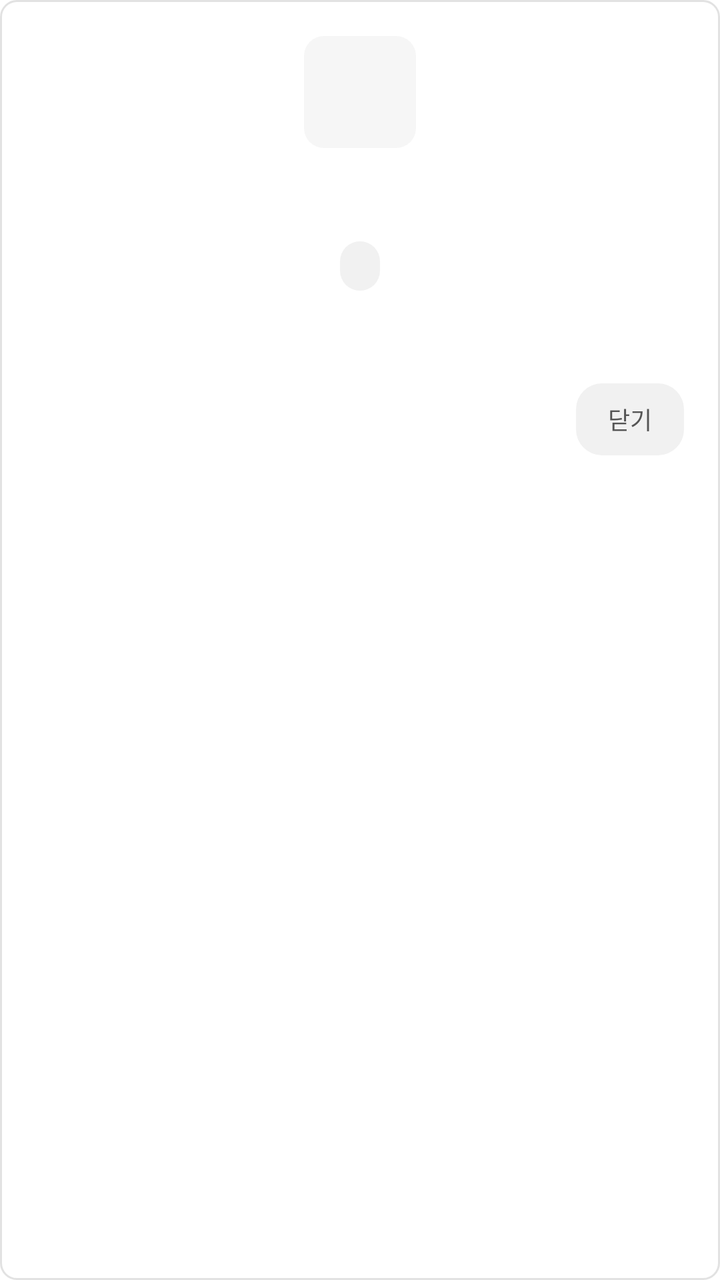
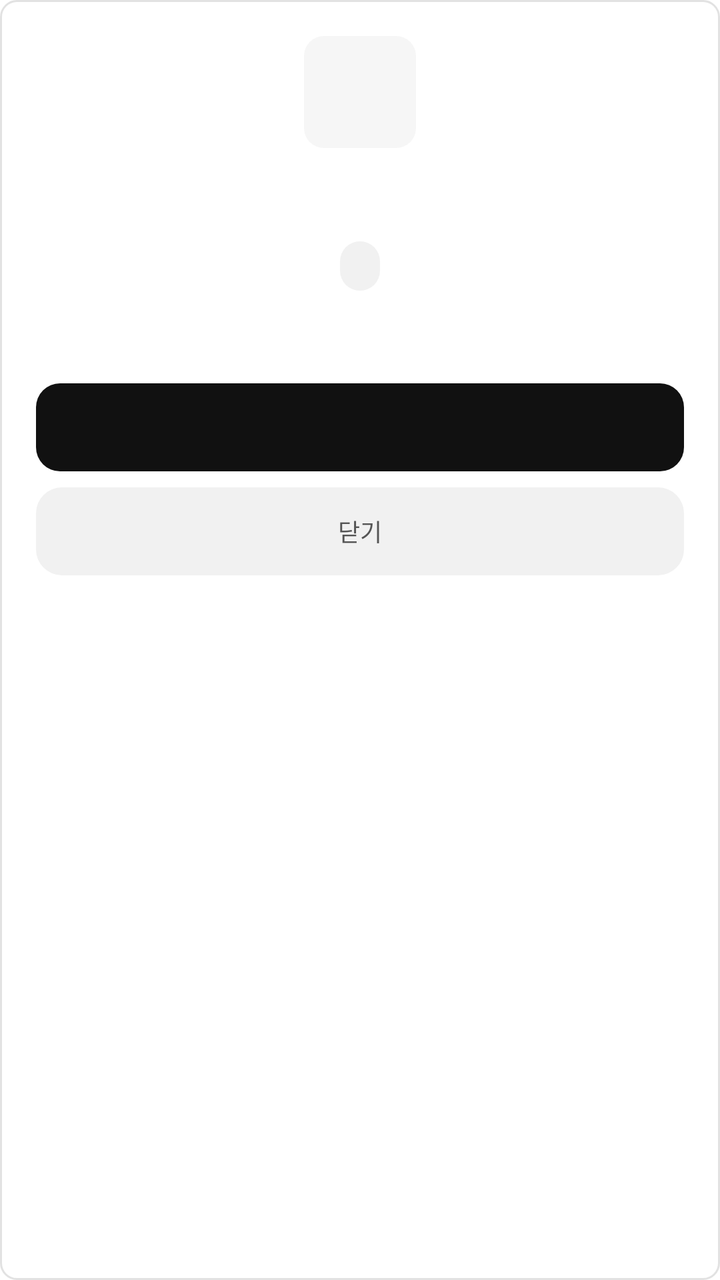

An Android layout rendered at two revisions. The XML below is the earlier revision; the diff shows what the commit changed to produce the second picture.
<!-- AndroidManifest.xml: application theme Theme.TrailNote -->
<!-- res/layout/achievement_detail_dialog.xml -->
<?xml version="1.0" encoding="utf-8"?>
<LinearLayout xmlns:android="http://schemas.android.com/apk/res/android"
    android:layout_width="match_parent"
    android:layout_height="wrap_content"
    android:background="@drawable/bg_card"
    android:orientation="vertical"
    android:padding="18dp">

    <TextView
        android:id="@+id/iconText"
        android:layout_width="56dp"
        android:layout_height="56dp"
        android:layout_gravity="center_horizontal"
        android:background="@drawable/bg_profile_tile"
        android:gravity="center"
        android:textColor="@color/trail_blue"
        android:textSize="24sp" />

    <TextView
        android:id="@+id/titleText"
        style="@style/TrailText.Section"
        android:layout_width="match_parent"
        android:layout_height="wrap_content"
        android:layout_marginTop="14dp"
        android:gravity="center"
        android:textSize="17sp" />

    <TextView
        android:id="@+id/gradeText"
        android:layout_width="wrap_content"
        android:layout_height="wrap_content"
        android:layout_gravity="center_horizontal"
        android:layout_marginTop="10dp"
        android:background="@drawable/bg_profile_small_button"
        android:textColor="@color/trail_text_secondary"
        android:textSize="11sp" />

    <TextView
        android:id="@+id/unlockedAtText"
        android:layout_width="match_parent"
        android:layout_height="wrap_content"
        android:layout_marginTop="12dp"
        android:gravity="center"
        android:textColor="@color/trail_text_secondary"
        android:textSize="12sp" />

    <TextView
        android:id="@+id/closeButton"
        android:layout_width="wrap_content"
        android:layout_height="36dp"
        android:layout_gravity="end"
        android:layout_marginTop="18dp"
        android:background="@drawable/bg_profile_small_button"
        android:gravity="center"
        android:paddingStart="16dp"
        android:paddingEnd="16dp"
        android:text="&#45803;&#44592;"
        android:textColor="@color/trail_text_secondary"
        android:textSize="12sp" />
</LinearLayout>
<!-- resources referenced by this layout -->
<resources>
  <color name="trail_blue">#FF7B61FF</color>
  <color name="trail_text_secondary">#FF555555</color>
  <!-- drawable bg_card (drawable) -->
  <?xml version="1.0" encoding="utf-8"?>
  <shape xmlns:android="http://schemas.android.com/apk/res/android">
      <solid android:color="@color/white" />
      <stroke android:width="1dp" android:color="@color/trail_line" />
      <corners android:radius="@dimen/card_radius" />
  </shape>
  <!-- drawable bg_profile_small_button (drawable) -->
  <?xml version="1.0" encoding="utf-8"?>
  <shape xmlns:android="http://schemas.android.com/apk/res/android">
      <solid android:color="@color/trail_chip" />
      <corners android:radius="13dp" />
      <padding android:left="10dp" android:top="5dp" android:right="10dp" android:bottom="5dp" />
  </shape>
  <!-- drawable bg_profile_tile (drawable) -->
  <?xml version="1.0" encoding="utf-8"?>
  <shape xmlns:android="http://schemas.android.com/apk/res/android">
      <solid android:color="@color/profile_card_soft" />
      <corners android:radius="10dp" />
  </shape>
  <style name="TrailText.Section" parent="TrailText.Base">
          <item name="android:textColor">@color/trail_ink</item>
          <item name="android:textSize">14sp</item>
          <item name="android:textStyle">bold</item>
      </style>
  <style name="Theme.TrailNote" parent="Theme.MaterialComponents.DayNight.NoActionBar">
          <item name="colorPrimary">@color/trail_ink</item>
          <item name="colorPrimaryVariant">@color/trail_ink</item>
          <item name="colorSecondary">@color/trail_ink</item>
          <item name="android:fontFamily">sans-serif</item>
          <item name="android:windowLightStatusBar">true</item>
          <item name="android:statusBarColor">@color/trail_bg</item>
          <item name="android:navigationBarColor">@color/white</item>
      </style>
  <color name="white">#FFFFFFFF</color>
  <color name="trail_line">#FFE2E2E2</color>
  <dimen name="card_radius">8dp</dimen>
  <color name="trail_chip">#FFF1F1F1</color>
  <color name="profile_card_soft">#FFF6F6F6</color>
  <style name="TrailText.Base">
          <item name="android:fontFamily">sans-serif</item>
      </style>
  <color name="trail_ink">#FF111111</color>
  <color name="trail_bg">#FFFAFAFA</color>
</resources>

<!-- the commit's change to res/layout/achievement_detail_dialog.xml (unified diff, before → after) -->
@@ -45,15 +45,23 @@
         android:textSize="12sp" />
 
     <TextView
+        android:id="@+id/representativeButton"
+        android:layout_width="match_parent"
+        android:layout_height="44dp"
+        android:layout_marginTop="18dp"
+        android:background="@drawable/bg_button_black_rounded"
+        android:gravity="center"
+        android:textColor="@color/white"
+        android:textSize="12sp"
+        android:textStyle="bold" />
+
+    <TextView
         android:id="@+id/closeButton"
-        android:layout_width="wrap_content"
-        android:layout_height="36dp"
-        android:layout_gravity="end"
-        android:layout_marginTop="18dp"
+        android:layout_width="match_parent"
+        android:layout_height="44dp"
+        android:layout_marginTop="8dp"
         android:background="@drawable/bg_profile_small_button"
         android:gravity="center"
-        android:paddingStart="16dp"
-        android:paddingEnd="16dp"
         android:text="&#45803;&#44592;"
         android:textColor="@color/trail_text_secondary"
         android:textSize="12sp" />
<!-- resource entries referenced after the edit -->
@@ -37,6 +37,12 @@
           <item name="android:navigationBarColor">@color/white</item>
       </style>
   <color name="white">#FFFFFFFF</color>
+  <!-- drawable bg_button_black_rounded (drawable) -->
+  <?xml version="1.0" encoding="utf-8"?>
+  <shape xmlns:android="http://schemas.android.com/apk/res/android">
+      <solid android:color="@color/trail_ink" />
+      <corners android:radius="12dp" />
+  </shape>
   <color name="trail_line">#FFE2E2E2</color>
   <dimen name="card_radius">8dp</dimen>
   <color name="trail_chip">#FFF1F1F1</color>
